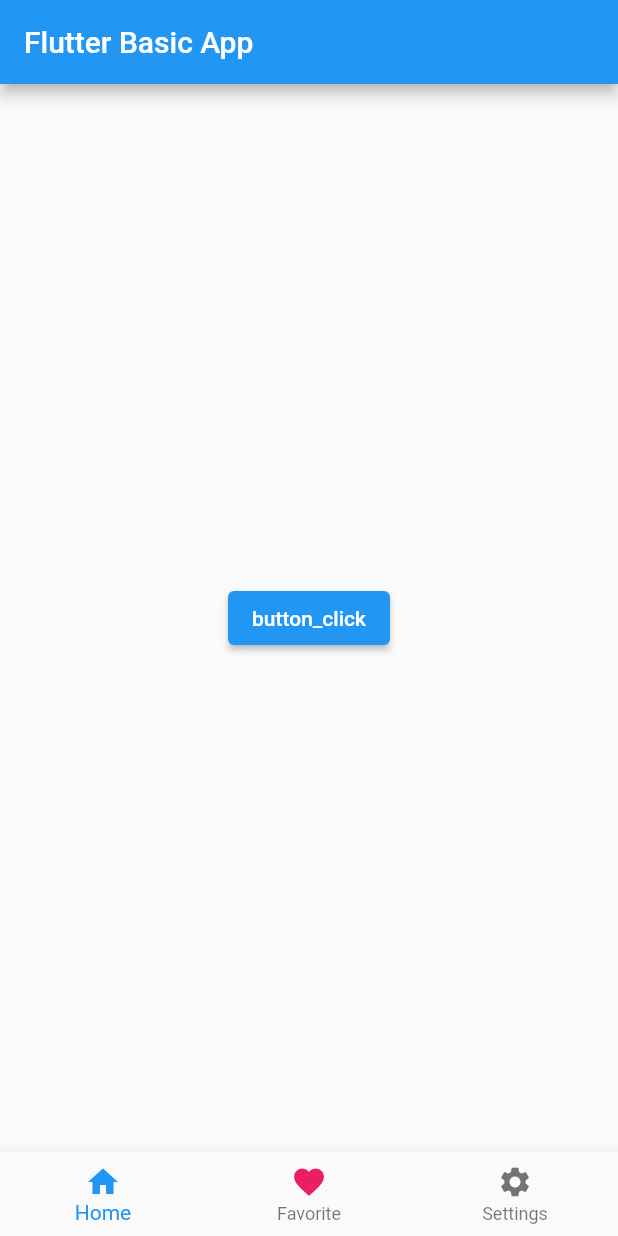
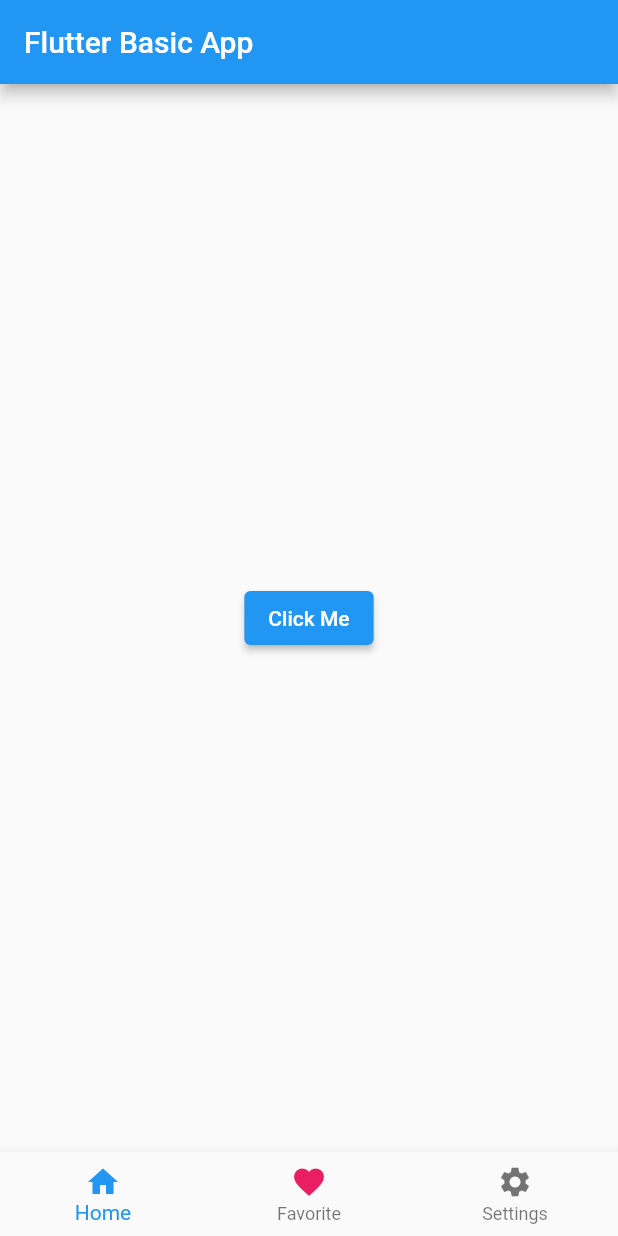
Before and after one commit to mrojasb2000/flutter_learn_the_basics, a Flutter app: the screen it shows after launch, on a phone screen of 412 x 824 dp. Run offline on Flutter 3.47's test engine with Material 2 defaults, Android fonts, the phone set to English and light mode, and no system bars.

Commit message:
chore: refactor variables

```diff
--- a/lib/main.dart
+++ b/lib/main.dart
@@ -6,7 +6,8 @@ void main() {
 
 class MyApp extends StatelessWidget {
   MyApp({Key? key}) : super(key: key);
-  String button_name = 'button_click';
+  String buttonLabel = 'Click Me';
+
   @override
   Widget build(BuildContext context) {
     return MaterialApp(
@@ -20,7 +21,7 @@ class MyApp extends StatelessWidget {
             onPressed: () {
               print('Print something');
             },
-            child: Text(button_name),
+            child: Text(buttonLabel),
           ),
         ),
         bottomNavigationBar: BottomNavigationBar(items: const [
```
